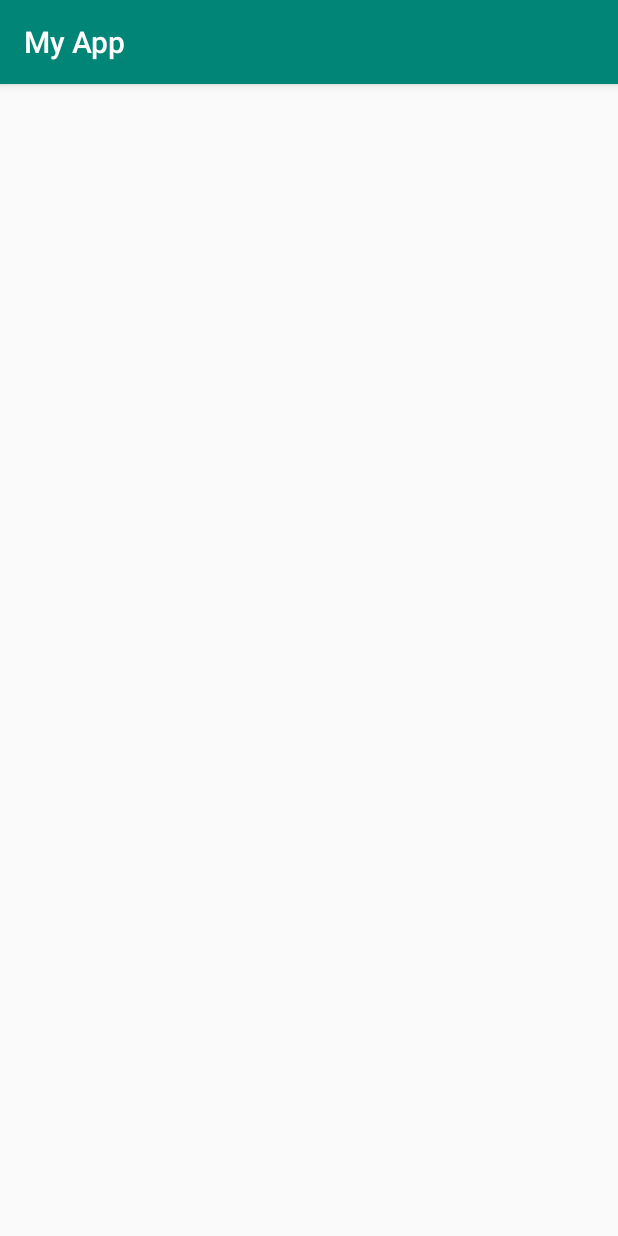
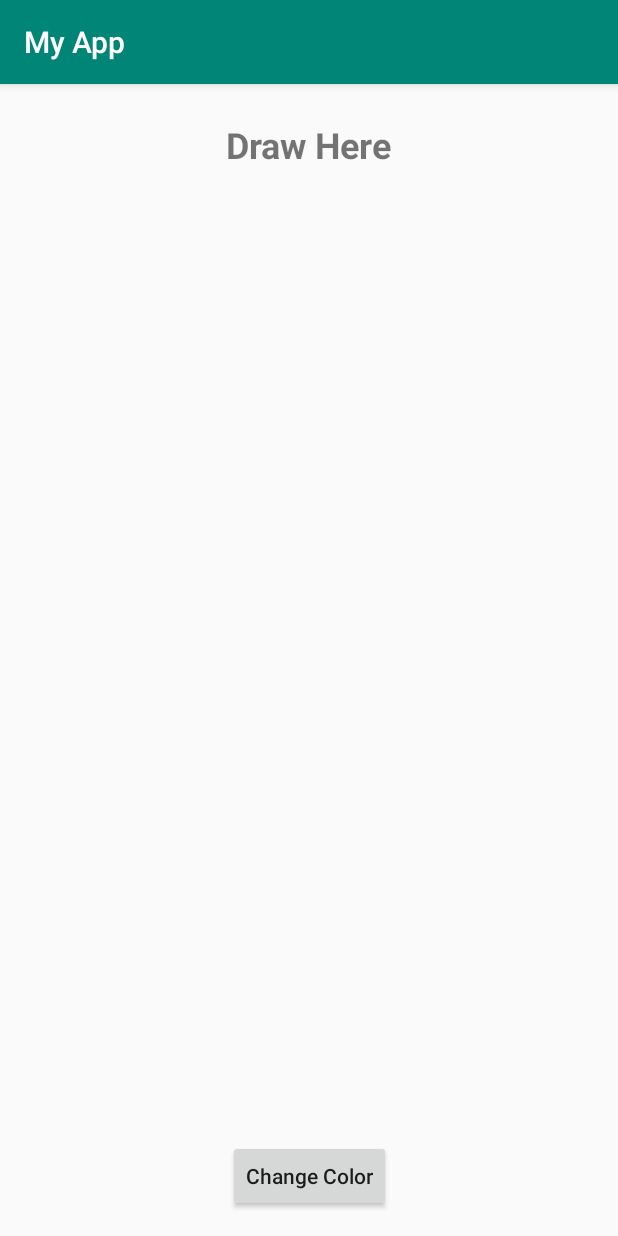
Before and after one commit to arch10/Android-Canvas, an Android app: the screen it shows after launch (MainActivity), on a phone screen of 412 x 824 dp. Run offline under Robolectric (Android 15) with nearby library versions, the phone set to English and light mode, and no system bars.

```diff
--- a/app/src/main/java/com/example/myapp/DrawingView.java
+++ b/app/src/main/java/com/example/myapp/DrawingView.java
@@ -6,13 +6,14 @@ import android.graphics.Canvas;
 import android.graphics.Color;
 import android.graphics.Paint;
 import android.graphics.Path;
+import android.util.AttributeSet;
 import android.view.MotionEvent;
 import android.view.View;
 
 public class DrawingView extends View {
 
     public int width;
-        public  int height;
+    public int height;
     private Bitmap mBitmap;
     private Canvas mCanvas;
     private Path mPath;
@@ -24,7 +25,7 @@ public class DrawingView extends View {
 
     public DrawingView(Context c) {
         super(c);
-            context=c;
+        context = c;
         mPath = new Path();
         mBitmapPaint = new Paint(Paint.DITHER_FLAG);
         circlePaint = new Paint();
@@ -36,15 +37,29 @@ public class DrawingView extends View {
         circlePaint.setStrokeWidth(4f);
     }
 
-        public void setDrawColor(int color) {
+    public DrawingView(Context c, AttributeSet attrs) {
+        super(c, attrs);
+        context = c;
+        mPath = new Path();
+        mBitmapPaint = new Paint(Paint.DITHER_FLAG);
+        circlePaint = new Paint();
+        circlePath = new Path();
+        circlePaint.setAntiAlias(true);
+        circlePaint.setColor(Color.BLUE);
+        circlePaint.setStyle(Paint.Style.STROKE);
+        circlePaint.setStrokeJoin(Paint.Join.MITER);
+        circlePaint.setStrokeWidth(4f);
         mPaint = new Paint();
         mPaint.setAntiAlias(true);
         mPaint.setDither(true);
-            mPaint.setColor(color);
         mPaint.setStyle(Paint.Style.STROKE);
         mPaint.setStrokeJoin(Paint.Join.ROUND);
         mPaint.setStrokeCap(Paint.Cap.ROUND);
         mPaint.setStrokeWidth(12);
+    }
+
+    public void setDrawColor(int color) {
+        mPaint.setColor(color);
     }
 
     @Override
@@ -59,9 +74,8 @@ public class DrawingView extends View {
     protected void onDraw(Canvas canvas) {
         super.onDraw(canvas);
 
-            canvas.drawBitmap( mBitmap, 0, 0, mBitmapPaint);
-            canvas.drawPath( mPath,  mPaint);
-//            canvas.drawPath( circlePath,  circlePaint);
+        canvas.drawBitmap(mBitmap, 0, 0, mBitmapPaint);
+        canvas.drawPath(mPath, mPaint);
     }
 
     private float mX, mY;
@@ -78,7 +92,7 @@ public class DrawingView extends View {
         float dx = Math.abs(x - mX);
         float dy = Math.abs(y - mY);
         if (dx >= TOUCH_TOLERANCE || dy >= TOUCH_TOLERANCE) {
-                mPath.quadTo(mX, mY, (x + mX)/2, (y + mY)/2);
+            mPath.quadTo(mX, mY, (x + mX) / 2, (y + mY) / 2);
             mX = x;
             mY = y;
 
@@ -91,7 +105,7 @@ public class DrawingView extends View {
         mPath.lineTo(mX, mY);
         circlePath.reset();
         // commit the path to our offscreen
-            mCanvas.drawPath(mPath,  mPaint);
+        mCanvas.drawPath(mPath, mPaint);
         // kill this so we don't double draw
         mPath.reset();
     }
--- /dev/null
+++ b/app/src/main/java/com/example/myapp/FirstFragment.java
@@ -0,0 +1,58 @@
+package com.example.myapp;
+
+import android.graphics.Color;
+import android.os.Bundle;
+
+import androidx.fragment.app.Fragment;
+import androidx.navigation.Navigation;
+
+import android.view.LayoutInflater;
+import android.view.View;
+import android.view.ViewGroup;
+import android.widget.Button;
+import android.widget.Toast;
+
+import static com.example.myapp.SecondFragment.COLOR_PINK;
+
+public class FirstFragment extends Fragment {
+
+    @Override
+    public View onCreateView(LayoutInflater inflater, ViewGroup container,
+                             Bundle savedInstanceState) {
+        View root = inflater.inflate(R.layout.fragment_first, container, false);
+
+        //setting default color
+        int color = Color.RED;
+
+        if(getArguments() != null){
+            color = getArguments().getInt("color");
+            Toast.makeText(getContext(), "Color: " + getColor(color), Toast.LENGTH_LONG).show();
+        }
+        Bundle bundle = new Bundle();
+        bundle.putInt("color", color);
+
+        DrawingView dv = root.findViewById(R.id.drawingView);
+        dv.setDrawColor(color);
+        Button changeColor = root.findViewById(R.id.button);
+
+        changeColor.setOnClickListener(click -> {
+            Navigation.findNavController(click).navigate(R.id.action_firstFragment_to_secondFragment, bundle);
+        });
+        return root;
+    }
+
+    private String getColor(int colorInt) {
+        switch (colorInt){
+            case Color.RED:
+                return "Red";
+            case Color.BLUE:
+                return "Blue";
+            case Color.GREEN:
+                return "Green";
+            case COLOR_PINK:
+                return "Pink";
+            default:
+                return "RED";
+        }
+    }
+}
--- a/app/src/main/java/com/example/myapp/MainActivity.java
+++ b/app/src/main/java/com/example/myapp/MainActivity.java
@@ -13,12 +13,5 @@ public class MainActivity extends AppCompatActivity {
         super.onCreate(savedInstanceState);
         setContentView(R.layout.activity_main);
 
-        DrawingView dv;
-
-        dv = new DrawingView(this);
-        setContentView(dv);
-
-        dv.setDrawColor(Color.RED);
-
     }
 }
--- a/app/src/main/res/layout/activity_main.xml
+++ b/app/src/main/res/layout/activity_main.xml
@@ -6,36 +6,18 @@
     android:layout_height="match_parent"
     tools:context=".MainActivity">
 
-    <com.example.myapp.DrawingView
-        android:id="@+id/drawingView"
-        android:layout_width="match_parent"
+    <fragment
+        android:id="@+id/nav_host_fragment"
+        android:name="androidx.navigation.fragment.NavHostFragment"
+        android:layout_width="0dp"
         android:layout_height="0dp"
-        android:layout_marginBottom="16dp"
-        app:layout_constraintBottom_toTopOf="@+id/button"
-        app:layout_constraintEnd_toEndOf="parent"
-        app:layout_constraintStart_toStartOf="parent"
-        app:layout_constraintTop_toTopOf="parent" />
+        app:layout_constraintLeft_toLeftOf="parent"
+        app:layout_constraintRight_toRightOf="parent"
+        app:layout_constraintTop_toTopOf="parent"
+        app:layout_constraintBottom_toBottomOf="parent"
 
-    <Button
-        android:id="@+id/button"
-        android:layout_width="wrap_content"
-        android:layout_height="wrap_content"
-        android:layout_marginBottom="16dp"
-        android:text="Change Color"
-        app:layout_constraintBottom_toBottomOf="parent"
-        app:layout_constraintEnd_toEndOf="parent"
-        app:layout_constraintStart_toStartOf="parent" />
-
-    <TextView
-        android:id="@+id/textView"
-        android:layout_width="wrap_content"
-        android:layout_height="wrap_content"
-        android:layout_marginTop="24dp"
-        android:text="Draw Here"
-        android:textSize="24sp"
-        app:layout_constraintEnd_toEndOf="parent"
-        app:layout_constraintStart_toStartOf="parent"
-        app:layout_constraintTop_toTopOf="parent" />
+        app:defaultNavHost="true"
+        app:navGraph="@navigation/main_nav" />
 
 
 </androidx.constraintlayout.widget.ConstraintLayout>
--- /dev/null
+++ b/app/src/main/res/layout/fragment_first.xml
@@ -0,0 +1,44 @@
+<?xml version="1.0" encoding="utf-8"?>
+<androidx.constraintlayout.widget.ConstraintLayout xmlns:android="http://schemas.android.com/apk/res/android"
+    xmlns:app="http://schemas.android.com/apk/res-auto"
+    xmlns:tools="http://schemas.android.com/tools"
+    android:layout_width="match_parent"
+    android:layout_height="match_parent"
+    tools:context=".MainActivity">
+
+    <com.example.myapp.DrawingView
+        android:id="@+id/drawingView"
+        android:layout_width="match_parent"
+        android:layout_height="0dp"
+        android:layout_marginTop="8dp"
+        android:layout_marginBottom="16dp"
+        app:layout_constraintBottom_toTopOf="@+id/button"
+        app:layout_constraintEnd_toEndOf="parent"
+        app:layout_constraintStart_toStartOf="parent"
+        app:layout_constraintTop_toBottomOf="@+id/textView" />
+
+    <Button
+        android:id="@+id/button"
+        android:layout_width="wrap_content"
+        android:layout_height="wrap_content"
+        android:layout_marginBottom="16dp"
+        android:text="Change Color"
+        android:textAllCaps="false"
+        app:layout_constraintBottom_toBottomOf="parent"
+        app:layout_constraintEnd_toEndOf="parent"
+        app:layout_constraintStart_toStartOf="parent" />
+
+    <TextView
+        android:id="@+id/textView"
+        android:layout_width="wrap_content"
+        android:layout_height="wrap_content"
+        android:layout_marginTop="24dp"
+        android:text="Draw Here"
+        android:textStyle="bold"
+        android:textSize="24sp"
+        app:layout_constraintEnd_toEndOf="parent"
+        app:layout_constraintStart_toStartOf="parent"
+        app:layout_constraintTop_toTopOf="parent" />
+
+
+</androidx.constraintlayout.widget.ConstraintLayout>
--- a/app/src/main/res/navigation/main_nav.xml
+++ b/app/src/main/res/navigation/main_nav.xml
@@ -1,5 +1,26 @@
 <?xml version="1.0" encoding="utf-8"?>
 <navigation xmlns:android="http://schemas.android.com/apk/res/android"
-    xmlns:app="http://schemas.android.com/apk/res-auto" android:id="@+id/main_nav">
+    xmlns:app="http://schemas.android.com/apk/res-auto"
+    xmlns:tools="http://schemas.android.com/tools"
+    android:id="@+id/main_nav"
+    app:startDestination="@id/firstFragment">
 
+    <fragment
+        android:id="@+id/firstFragment"
+        android:name="com.example.myapp.FirstFragment"
+        android:label="fragment_first"
+        tools:layout="@layout/fragment_first" >
+        <action
+            android:id="@+id/action_firstFragment_to_secondFragment"
+            app:destination="@id/secondFragment" />
+    </fragment>
+    <fragment
+        android:id="@+id/secondFragment"
+        android:name="com.example.myapp.SecondFragment"
+        android:label="fragment_second"
+        tools:layout="@layout/fragment_second" >
+        <action
+            android:id="@+id/action_secondFragment_to_firstFragment"
+            app:destination="@id/firstFragment" />
+    </fragment>
 </navigation>
--- a/app/src/main/res/values/strings.xml
+++ b/app/src/main/res/values/strings.xml
@@ -1,3 +1,5 @@
 <resources>
     <string name="app_name">My App</string>
+    <!-- TODO: Remove or change this placeholder text -->
+    <string name="hello_blank_fragment">Hello blank fragment</string>
 </resources>
```
Also changed, not shown: app/build.gradle (+7 -2 lines), app/src/main/java/com/example/myapp/SecondFragment.java (added, +62 -0 lines), app/src/main/res/layout/fragment_second.xml (added, +56 -0 lines). Lines whose indentation alone changed are shown as unchanged.
